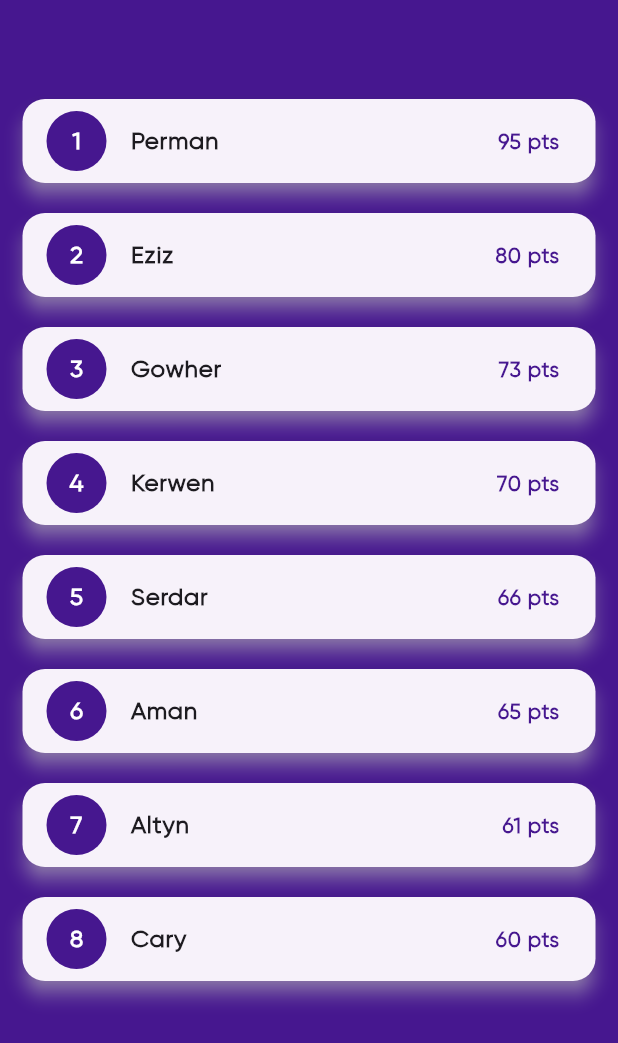
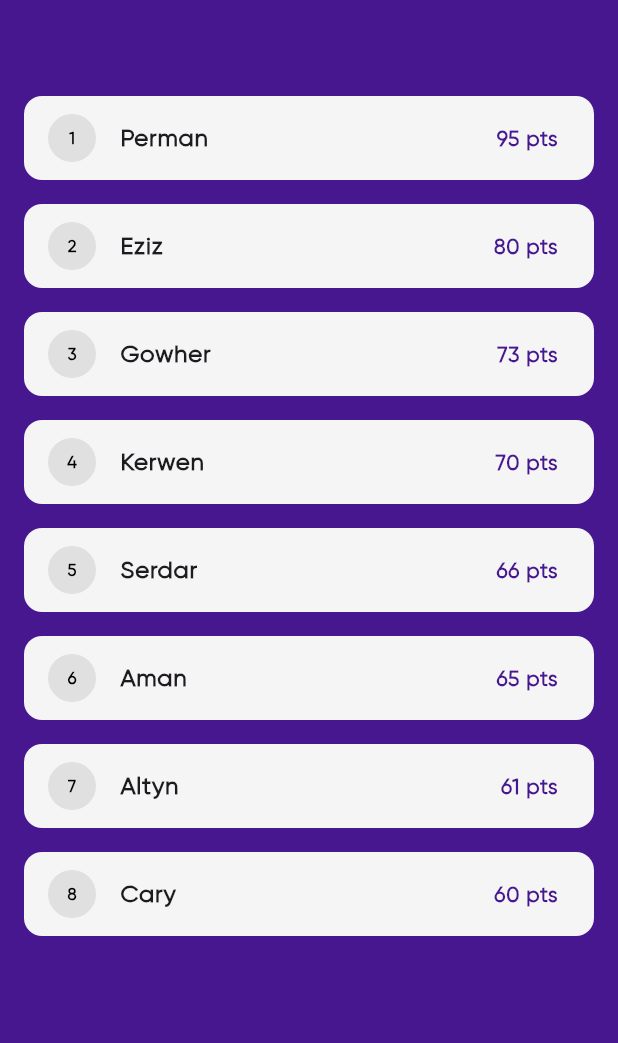
Before and after one commit to Petya2603/kahoot_app, a Flutter app: the ReitingScreen screen opened directly, on a phone screen of 412 x 824 dp. Shown: the top 1043 px of the screen. Run offline on Flutter 3.47's test engine with Material 3 defaults, Android fonts, the phone set to English and light mode, and no system bars; our stand-ins replace get; missing offline and left inert: qr_code_scanner.

Commit message:
ui update

```diff
--- a/lib/screens/reiting/reiting_screen.dart
+++ b/lib/screens/reiting/reiting_screen.dart
@@ -17,24 +17,20 @@ class ReitingScreen extends StatelessWidget {
         automaticallyImplyLeading: false,
       ),
       backgroundColor: AppColors.background,
-      body: Padding(
-        padding: const EdgeInsets.only(left: 15, right: 15),
-        child: Column(
-          children: [
-            Expanded(
-              child: ListView.builder(
-                itemCount: scores.length,
-                itemBuilder: (context, index) {
-                  final score = scores[index];
-                  return ReitingCardScreen(
-                      rank: index + 1,
-                      name: score['name'],
-                      score: score['score']);
-                },
-              ),
+      body: ListView.builder(
+        itemCount: scores.length,
+        itemBuilder: (context, index) {
+          final score = scores[index];
+          return Container(
+            margin: const EdgeInsets.symmetric(horizontal: 16, vertical: 8),
+            decoration: BoxDecoration(
+              color: Colors.grey[100]!,
+              borderRadius: BorderRadius.circular(12),
             ),
-          ],
-        ),
+            child: ReitingCardScreen(
+                rank: index + 1, name: score['name'], score: score['score']),
+          );
+        },
       ),
     );
   }
--- a/lib/screens/reiting/widgets/reiting_card_screen.dart
+++ b/lib/screens/reiting/widgets/reiting_card_screen.dart
@@ -10,25 +10,8 @@ class ReitingCardScreen extends StatelessWidget {
   final int rank;
   @override
   Widget build(BuildContext context) {
-    return Card(
-      elevation: 5,
-      shadowColor: Colors.white,
-      margin: const EdgeInsets.symmetric(vertical: 10),
-      shape: RoundedRectangleBorder(
-        borderRadius: BorderRadius.circular(15),
-      ),
-      child: ListTile(
-        leading: CircleAvatar(
-          backgroundColor: AppColors.background,
-          child: Text(
-            "$rank",
-            style: const TextStyle(
-              color: Colors.white,
-              fontWeight: FontWeight.bold,
-              fontSize: 16,
-            ),
-          ),
-        ),
+    return ListTile(
+      leading: _buildRankCircle(),
       title: Text(
         name,
         style: const TextStyle(
@@ -44,6 +27,24 @@ class ReitingCardScreen extends StatelessWidget {
           fontSize: 14,
         ),
       ),
+    );
+  }
+
+  Widget _buildRankCircle() {
+    return Container(
+      width: 32,
+      height: 32,
+      alignment: Alignment.center,
+      decoration: BoxDecoration(
+        color: Colors.grey[300]!,
+        shape: BoxShape.circle,
+      ),
+      child: Text(
+        '$rank',
+        style: const TextStyle(
+          color: Colors.black,
+          fontWeight: FontWeight.bold,
+        ),
       ),
     );
   }
--- a/pubspec.yaml
+++ b/pubspec.yaml
@@ -12,7 +12,7 @@ dependencies:
   cupertino_icons: ^1.0.6
   get: ^4.6.6
   qr_code_scanner: ^1.0.1
-  fl_chart: ^0.69.0
+  # fl_chart: ^0.69.0
 
 dev_dependencies:
   flutter_test:
```
Also changed, not shown: pubspec.lock, 2 other files. Lines whose indentation alone changed are shown as unchanged.
